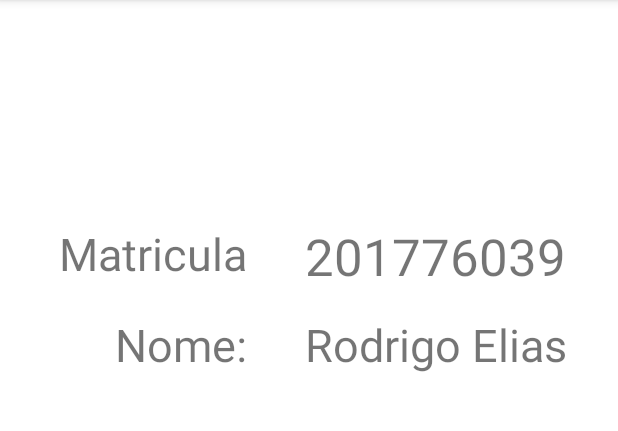
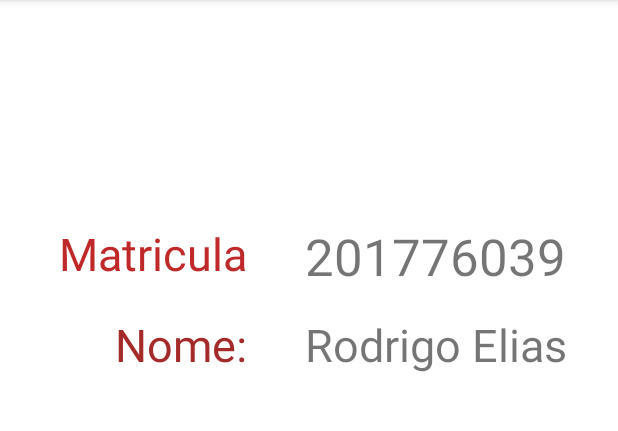
Before and after one commit to ufjf-dcc196/dcc196-2021-1er-atv1-rodrigokameronn, an Android app: the screen it shows after launch (MainActivity), on a phone screen of 412 x 824 dp, the part 84-515 px from its top. Run offline under Robolectric (Android 15) with nearby library versions, the phone set to English and light mode, and no system bars.

Commit message:
change color to highlight

```diff
--- a/app/src/main/res/layout/activity_main.xml
+++ b/app/src/main/res/layout/activity_main.xml
@@ -26,6 +26,7 @@
         android:layout_width="wrap_content"
         android:layout_height="wrap_content"
         android:text="@string/matricula"
+        android:textColor="#BF2929"
         android:textSize="30sp"
         app:layout_constraintBottom_toBottomOf="parent"
         app:layout_constraintEnd_toStartOf="@+id/Matricula"
@@ -39,6 +40,7 @@
         android:layout_height="wrap_content"
         android:layout_marginTop="20dp"
         android:text="@string/nome"
+        android:textColor="#A52B2B"
         android:textSize="30sp"
         app:layout_constraintEnd_toEndOf="@+id/textView"
         app:layout_constraintTop_toBottomOf="@+id/textView" />
```
